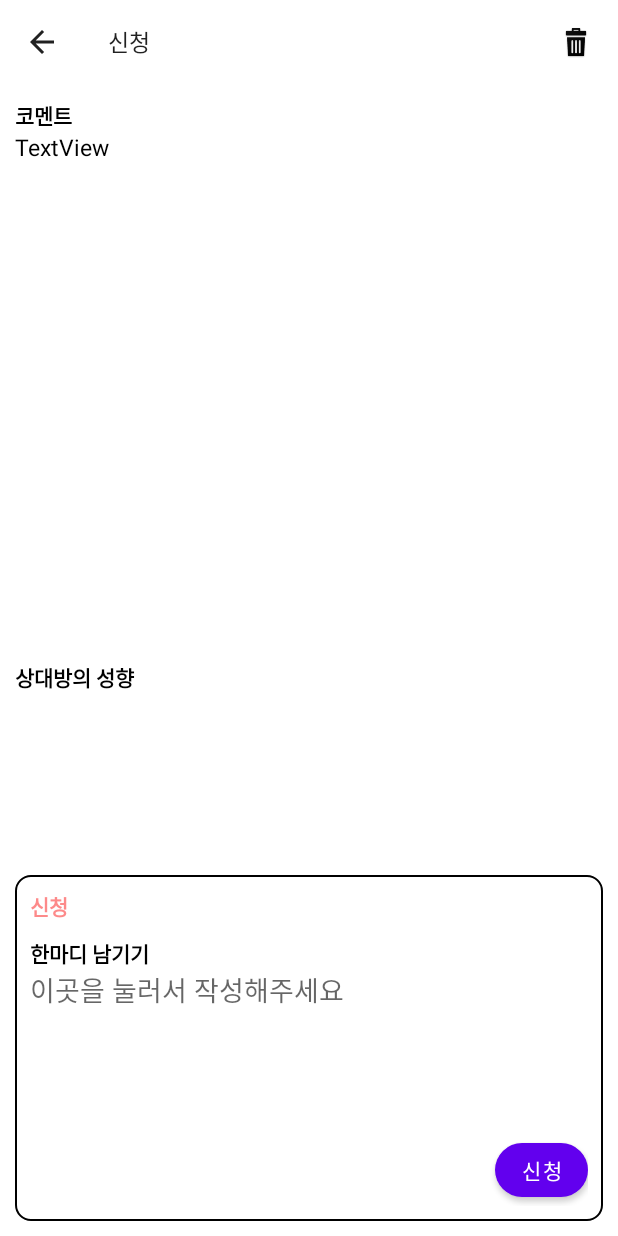
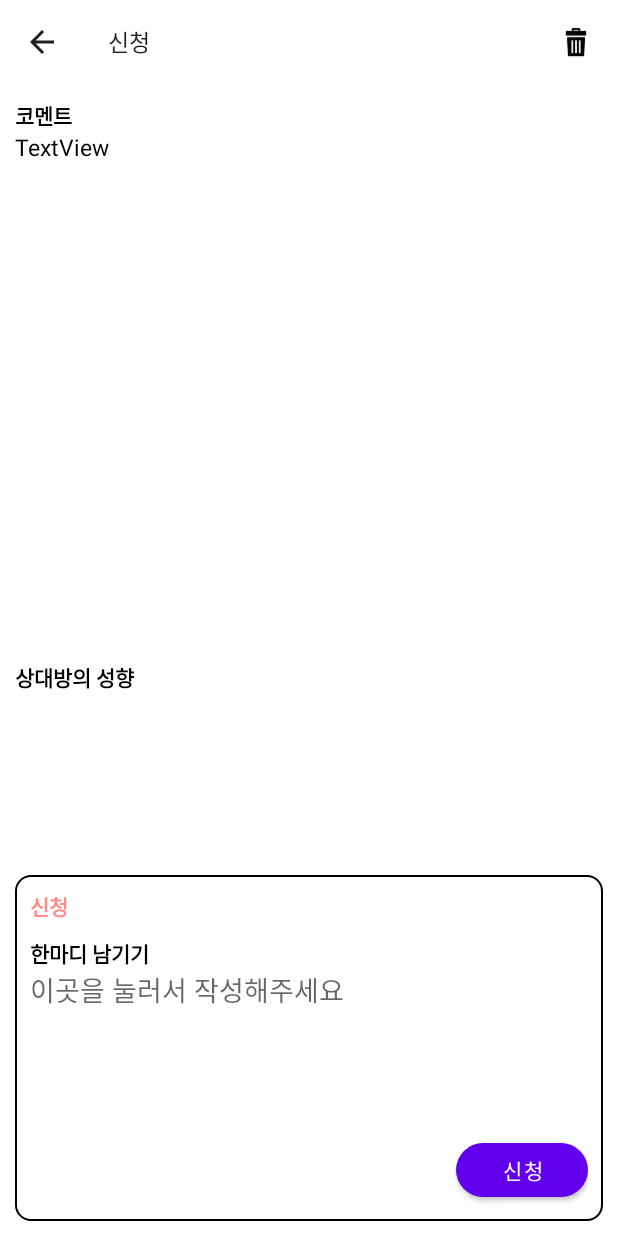
Before and after one commit to gudwh14/csl_blind_date, an Android app: the ListInformActivity screen opened directly, with no data from a screen before it, on a phone screen of 412 x 824 dp. Run offline under Robolectric (Android 15) with nearby library versions, the phone set to English and light mode, and no system bars; libraries missing offline, so code that uses them is left out: com.kakao.usermgmt.

Commit message:
2020/06/29 MaterialButton 1차 수정

```diff
--- a/app/src/main/java/com/csl/csl_blinddate/ListWriteActivity.java
+++ b/app/src/main/java/com/csl/csl_blinddate/ListWriteActivity.java
@@ -166,7 +166,6 @@ public class ListWriteActivity extends AppCompatActivity {
                 switch (i) {
                     case R.id.memberChip_2 :
                         member = 2;
-                        Toast.makeText(ListWriteActivity.this,member+"명",Toast.LENGTH_SHORT).show();
                         break;
                     case R.id.memberChip_3:
                         member = 3;
--- a/app/src/main/res/layout/activity_list_inform.xml
+++ b/app/src/main/res/layout/activity_list_inform.xml
@@ -199,9 +199,8 @@
 
                 <com.google.android.material.button.MaterialButton
                     android:id="@+id/listInForm_applyButton"
-                    android:layout_width="0dp"
+                    android:layout_width="wrap_content"
                     android:layout_height="wrap_content"
-                    android:layout_weight="1"
                     android:text="신청"
                     app:cornerRadius="20dp"
                     app:rippleColor="#FF0000" />
--- a/app/src/main/res/layout/chatlist_view.xml
+++ b/app/src/main/res/layout/chatlist_view.xml
@@ -38,7 +38,7 @@
         <com.google.android.material.chip.Chip
             android:id="@+id/chatlist_memeberChip"
             style="@style/Widget.MaterialComponents.Chip.Choice"
-            android:layout_width="45dp"
+            android:layout_width="wrap_content"
             android:layout_height="wrap_content"
             android:textSize="15dp" />
 
```
